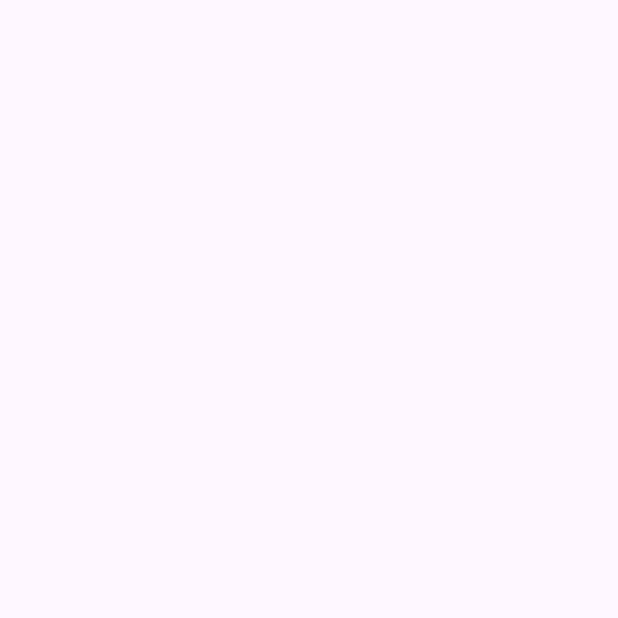
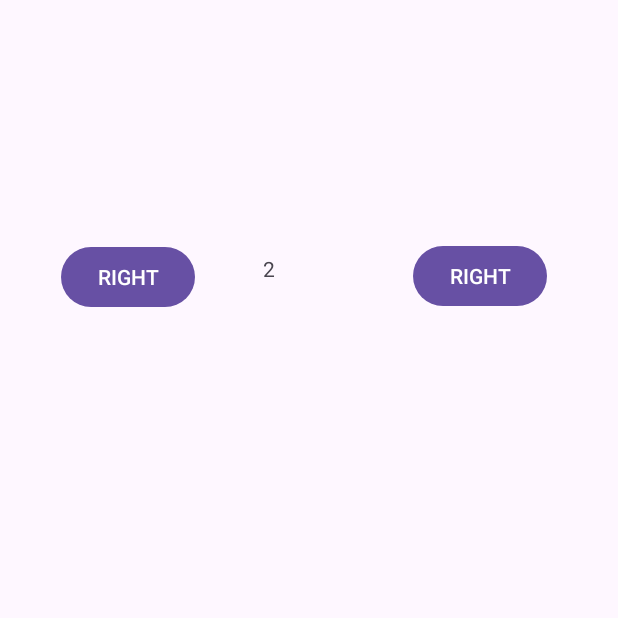
Before and after one commit to konan-pbl-2025/word_policing, an Android app: the MemberInput screen opened directly, with no data from a screen before it, on a phone screen of 412 x 824 dp, the top half of it. Before the commit the part shown is empty. Run offline under Robolectric (Android 15) with nearby library versions, the phone set to English and light mode, and no system bars.

Commit message:
人数の増減のボタンと人数の表示を追加

```diff
--- a/app/src/main/java/com/example/word_policing/MemberInput.java
+++ b/app/src/main/java/com/example/word_policing/MemberInput.java
@@ -3,6 +3,9 @@ package com.example.word_policing;
 import androidx.appcompat.app.AppCompatActivity;
 
 import android.os.Bundle;
+import android.view.View;
+import android.widget.Button;
+import android.widget.TextView;
 
 public class MemberInput extends AppCompatActivity {
 
@@ -10,5 +13,38 @@ public class MemberInput extends AppCompatActivity {
     protected void onCreate(Bundle savedInstanceState) {
         super.onCreate(savedInstanceState);
         setContentView(R.layout.activity_member_input);
+
+        Button leftbutton = (Button) findViewById(R.id.left);
+        leftbutton.setText(R.string.direction_left);
+        Button rightbutton = (Button) findViewById(R.id.right);
+        leftbutton.setText(R.string.direction_right);
+        TextView numtext = (TextView) findViewById(R.id.num);
+        numtext.setText(String.valueOf(2));   // 初期値
+
+        // TextViewから文字列を取得
+        String currentText = numtext.getText().toString();
+        // 文字列から数字を取り出す（整数に変換）
+        int currentNumber = Integer.parseInt(currentText);
+        leftbutton.setOnClickListener(new View.OnClickListener() {
+            @Override
+            public void onClick(View view) {
+                // 数字を加算または減算する
+                int newNumber = currentNumber + 1;  // +1
+
+                // 結果をTextViewにセット
+                numtext.setText(String.valueOf(newNumber));
+            }
+        });
+        rightbutton.setOnClickListener(new View.OnClickListener() {
+            @Override
+            public void onClick(View view) {
+                // 数字を加算または減算する
+                int newNumber = currentNumber - 1;  // -1
+
+                // 結果をTextViewにセット
+                numtext.setText(String.valueOf(newNumber));
+            }
+        });
+
     }
 }
--- a/app/src/main/res/layout/activity_member_input.xml
+++ b/app/src/main/res/layout/activity_member_input.xml
@@ -6,4 +6,38 @@
     android:layout_height="match_parent"
     tools:context=".MemberInput">
 
+    <Button
+        android:id="@+id/left"
+        android:layout_width="wrap_content"
+        android:layout_height="wrap_content"
+        android:text="@string/direction_left"
+        app:layout_constraintBottom_toBottomOf="parent"
+        app:layout_constraintEnd_toStartOf="@+id/num"
+        app:layout_constraintHorizontal_bias="0.471"
+        app:layout_constraintStart_toStartOf="parent"
+        app:layout_constraintTop_toTopOf="parent"
+        app:layout_constraintVertical_bias="0.207" />
+
+    <Button
+        android:id="@+id/right"
+        android:layout_width="wrap_content"
+        android:layout_height="wrap_content"
+        android:text="@string/direction_right"
+        app:layout_constraintBottom_toBottomOf="parent"
+        app:layout_constraintEnd_toEndOf="parent"
+        app:layout_constraintHorizontal_bias="0.459"
+        app:layout_constraintStart_toEndOf="@+id/num"
+        app:layout_constraintTop_toTopOf="parent"
+        app:layout_constraintVertical_bias="0.206" />
+
+    <TextView
+        android:id="@+id/num"
+        android:layout_width="60dp"
+        android:layout_height="29dp"
+        app:layout_constraintBottom_toBottomOf="parent"
+        app:layout_constraintEnd_toEndOf="parent"
+        app:layout_constraintHorizontal_bias="0.498"
+        app:layout_constraintStart_toStartOf="parent"
+        app:layout_constraintTop_toTopOf="parent"
+        app:layout_constraintVertical_bias="0.213" />
 </androidx.constraintlayout.widget.ConstraintLayout>
--- a/app/src/main/res/values/strings.xml
+++ b/app/src/main/res/values/strings.xml
@@ -1,3 +1,5 @@
 <resources>
     <string name="app_name">word_policing</string>
+    <string name="direction_left">LEFT</string>
+    <string name="direction_right">RIGHT</string>
 </resources>
```
